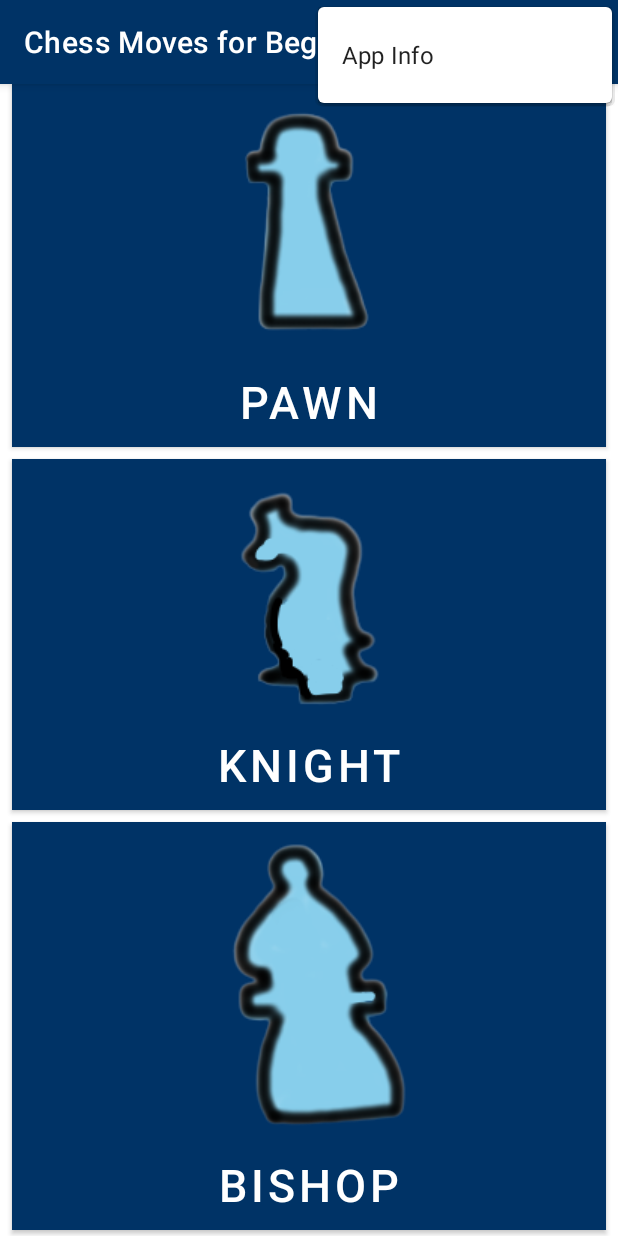
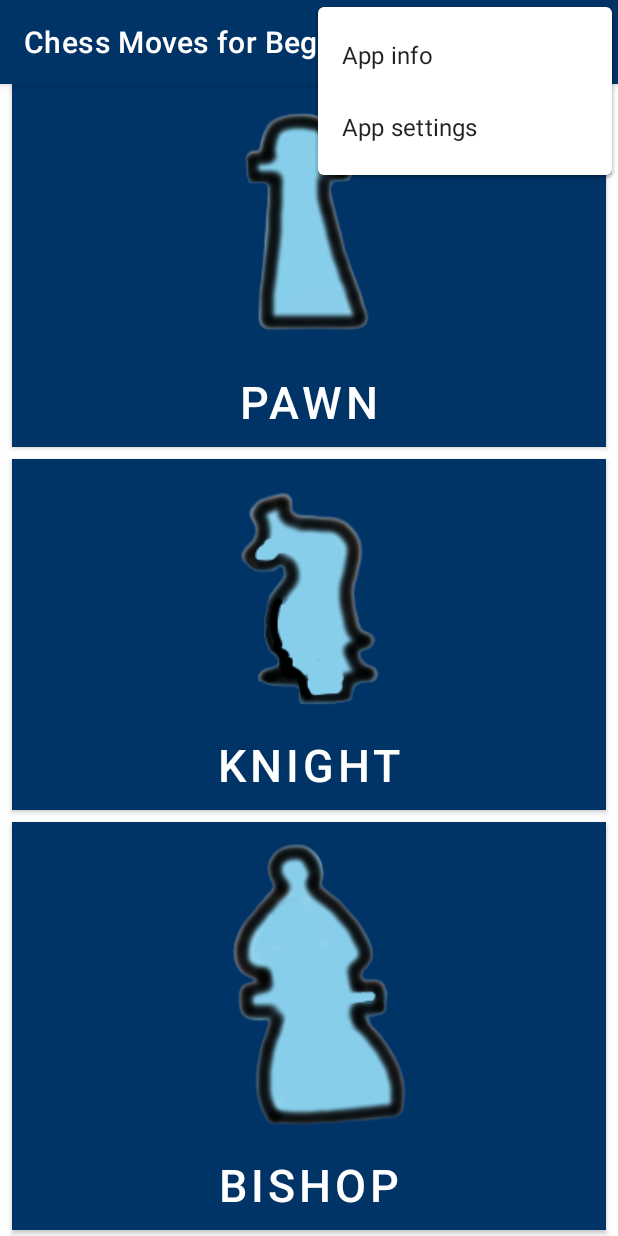
Before and after one commit to y0shK/ChessMovesForBeginners, an Android app: the screen it shows after launch (MainActivity), with the options menu open, on a phone screen of 412 x 824 dp. Run offline under Robolectric (Android 15) with nearby library versions, the phone set to English and light mode, and no system bars.

Commit message:
add app settings to overflow menu and clean up menu xml tree

```diff
--- a/app/src/main/AndroidManifest.xml
+++ b/app/src/main/AndroidManifest.xml
@@ -9,7 +9,8 @@
         android:roundIcon="@mipmap/ic_launcher_rook_bg_round"
         android:supportsRtl="true"
         android:theme="@style/Theme.ChessMovesForBeginners">
-        <activity android:name=".AppInfo"></activity>
+        <activity android:name=".AppSettings"></activity>
+        <activity android:name=".AppInfo" />
         <activity android:name=".KingJava" />
         <activity android:name=".QueenJava" />
         <activity android:name=".RookJava" />
--- a/app/src/main/res/layout/activity_main.xml
+++ b/app/src/main/res/layout/activity_main.xml
@@ -6,6 +6,7 @@
     android:layout_height="match_parent"
     android:orientation="vertical"
     tools:context=".MainActivity">
+
 
     <ScrollView
         android:id="@+id/scrollView2"
--- a/app/src/main/res/menu/info_menu.xml
+++ b/app/src/main/res/menu/info_menu.xml
@@ -2,8 +2,13 @@
 <menu xmlns:app="http://schemas.android.com/apk/res-auto"
     xmlns:android="http://schemas.android.com/apk/res/android">
     <item
-        android:id="@+id/info_menu"
+        android:id="@+id/app_info_id"
         android:icon="@drawable/ic_baseline_info_24"
         android:title="@string/app_info"
         android:layout_gravity="end" />
+    <item
+        android:id="@+id/app_settings_id"
+        android:icon="@drawable/ic_baseline_info_24"
+        android:title="@string/app_settings"
+        android:layout_gravity="end" />
 </menu>
--- a/app/src/main/res/values/strings.xml
+++ b/app/src/main/res/values/strings.xml
@@ -7,8 +7,8 @@
     <string name="queen">Queen</string>
     <string name="king">King</string>
     <string name="android_three_dots">&#8942;</string>
-    <string name="app_info">App Info</string>
+    <string name="app_info">App info</string>
     <string name="info_button">Info Button</string>
     <string name="night_mode_switch_string">Night Mode</string>
-
+    <string name="app_settings">App settings</string>
 </resources>
```
Also changed, not shown: app/src/main/java/com/example/chessmovesforbeginners/AppSettings.java (added, +17 -0 lines), app/src/main/java/com/example/chessmovesforbeginners/MainActivity.java (+10 -1 lines), app/src/main/res/layout/activity_app_settings.xml (added, +9 -0 lines), app/src/main/res/menu/info_button.xml (deleted, +0 -10 lines).
